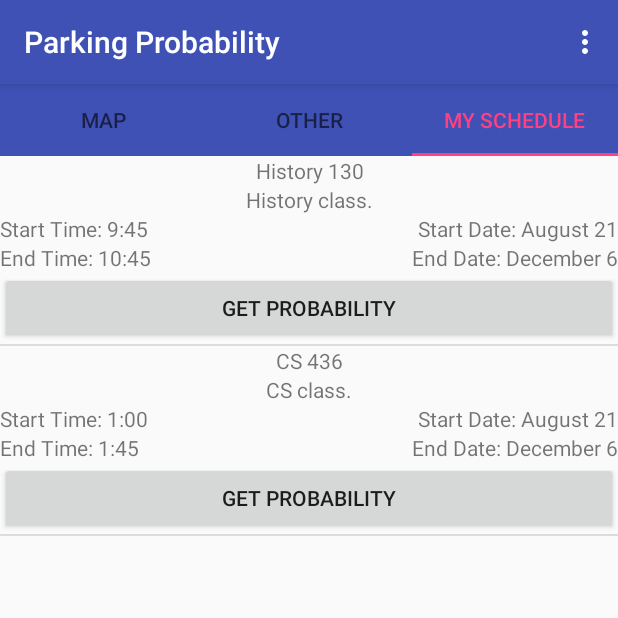
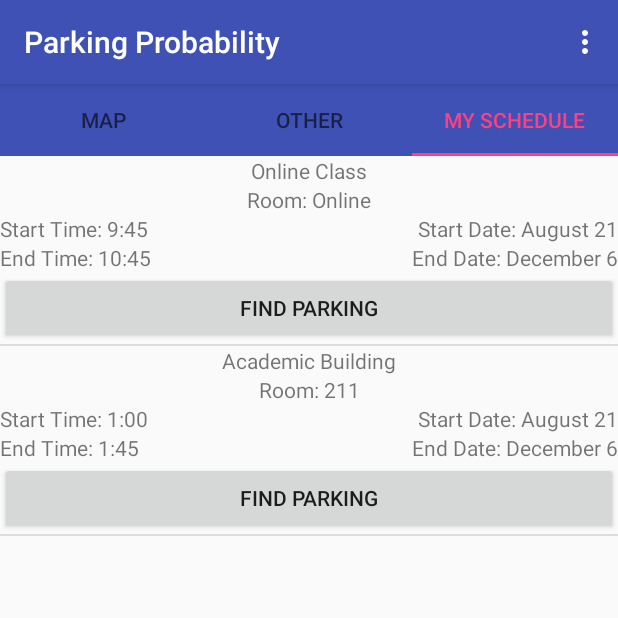
Before and after one commit to jcan1995/ParkingProject, an Android app: the screen it shows after launch (MainActivity), tab 3 chosen, on a phone screen of 412 x 824 dp, the top half of it. Run offline under Robolectric (Android 15) with nearby library versions, the phone set to English and light mode, and no system bars; our stand-ins replace Firebase (no records; nobody signed in at launch, a user with empty details on screens opened directly); libraries missing offline, so code that uses them is left out: com.github.lzyzsd.circleprogress.

```diff
--- a/app/src/main/java/com/example/bruhshua/parking/Fragments/ScheduleFragment.java
+++ b/app/src/main/java/com/example/bruhshua/parking/Fragments/ScheduleFragment.java
@@ -98,10 +98,10 @@ public class ScheduleFragment extends Fragment {
             final Course course = getItem(position);
             if(course != null) {
                  TextView tvTitle = (TextView) convertView.findViewById(R.id.tvCourseTitle);
-                 tvTitle.setText(course.getTitle());
+                 tvTitle.setText(course.getLocation());
 
                  TextView tvDescription = (TextView) convertView.findViewById(R.id.tvCourseDescription);
-                 tvDescription.setText(course.getDescription());
+                 tvDescription.setText("Room: "+course.getRoom());
 
                  TextView tvStartTime = (TextView) convertView.findViewById(R.id.tvStartTime);
                  tvStartTime.setText(course.getStartTime());
--- a/app/src/main/java/com/example/bruhshua/parking/Model/Course.java
+++ b/app/src/main/java/com/example/bruhshua/parking/Model/Course.java
@@ -17,14 +17,14 @@ public class Course implements Serializable {
     private String title;
     private String description;
     private String location;
-    private int room;
+    private String room;
     private String startTime;
     private String endTime;
     private String startDate;
     private String endDate;
 
     public Course(String title, String subject, String catalog, String section, String description,
-                  String location, int room, String startTime, String endTime, String startDate, String endDate) {
+                  String location, String room, String startTime, String endTime, String startDate, String endDate) {
         this.title = title;
 
         this.subject = subject;
@@ -86,11 +86,11 @@ public class Course implements Serializable {
         this.location = location;
     }
 
-    public int getRoom() {
+    public String getRoom() {
         return room;
     }
 
-    public void setRoom(int room) {
+    public void setRoom(String room) {
         this.room = room;
     }
 
--- a/app/src/main/java/com/example/bruhshua/parking/Model/ParkingLotProbabilityPOJO.java
+++ b/app/src/main/java/com/example/bruhshua/parking/Model/ParkingLotProbabilityPOJO.java
@@ -19,13 +19,13 @@ public class ParkingLotProbabilityPOJO {
         this.parkingLot = parkingLot;
         switch (parkingLot){
             case "X":
-                this.location = new LatLng(33.132367,-117.164514);
+                this.location = new LatLng(33.127918,-117.163773);
                 break;
             case "Y":
-                this.location = new LatLng(33.132367,-117.164514);
+                this.location = new LatLng(33.128298,-117.164449);
                 break;
             case "Z":
-                this.location = new LatLng(33.132367,-117.164514);
+                this.location = new LatLng(33.129010,-117.164360);
                 break;
             case "B":
                 this.location = new LatLng(33.127136,-117.163151);
--- a/app/src/main/java/com/example/bruhshua/parking/Model/Singleton.java
+++ b/app/src/main/java/com/example/bruhshua/parking/Model/Singleton.java
@@ -47,8 +47,8 @@ public class Singleton {
     //Reference from fragments like "Singleton.getInstance(getContext).getStudent()"
     private void setUp() {
         student = new Student("jcan1995","cantero.joshua@gmail.com","password","Joshua","Cantero");
-        Course course1 = new Course("History 130","History","Catalog","Section","History class.","Online Class",0,"9:45","10:45","August 21","December 6");
-        Course course2 = new Course("CS 436","Computer Science","Catalog","Section","CS class.","ACD 211",0,"1:00","1:45","August 21","December 6");
+        Course course1 = new Course("History 130","History","Catalog","Section","History class.","Online Class","Online","9:45","10:45","August 21","December 6");
+        Course course2 = new Course("CS 436","Computer Science","Catalog","Section","CS class.","Academic Building","211","1:00","1:45","August 21","December 6");
 
         student.addCourse(course1);
         student.addCourse(course2);
--- a/app/src/main/res/layout/fragment_schedule_list_view_item.xml
+++ b/app/src/main/res/layout/fragment_schedule_list_view_item.xml
@@ -125,7 +125,7 @@
     <Button
         android:layout_width="match_parent"
         android:layout_height="wrap_content"
-        android:text="Get Probability"
+        android:text="Find Parking"
         android:id="@+id/bQuery"
         />
 
```
Also changed, not shown: app/src/main/java/com/example/bruhshua/parking/Fragments/ParkingMapFragment.java (+5 -9 lines).
